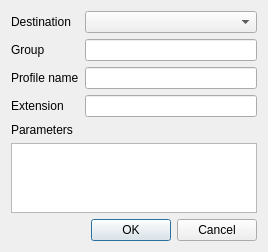
Qt form src/widgets/saveprofile_ui.ui (KDE/kdenlive) before a commit.
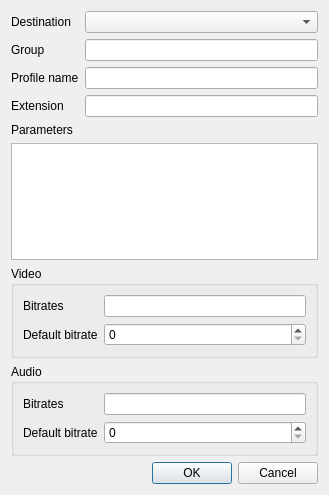
The same form after that commit. Custom widgets are drawn as their Qt base class.

Commit message: Make audio / video bitrate easily configurable in custom render profiles: http://kdenlive.org/mantis/view.php?id=3012

Patch:
```diff
--- a/src/widgets/saveprofile_ui.ui
+++ b/src/widgets/saveprofile_ui.ui
@@ -6,8 +6,8 @@
    <rect>
     <x>0</x>
     <y>0</y>
-    <width>249</width>
-    <height>229</height>
+    <width>329</width>
+    <height>495</height>
    </rect>
   </property>
   <property name="windowTitle">
@@ -21,8 +21,58 @@
      </property>
     </widget>
    </item>
-   <item row="0" column="1" colspan="2">
-    <widget class="KComboBox" name="destination_list"/>
+   <item row="6" column="0" colspan="3">
+    <widget class="QGroupBox" name="vbitrates">
+     <property name="title">
+      <string>Video</string>
+     </property>
+     <layout class="QGridLayout" name="gridLayout_2">
+      <item row="2" column="0">
+       <widget class="QLabel" name="label_7">
+        <property name="text">
+         <string>Default bitrate</string>
+        </property>
+       </widget>
+      </item>
+      <item row="0" column="1">
+       <widget class="KLineEdit" name="vbitrates_list"/>
+      </item>
+      <item row="0" column="0">
+       <widget class="QLabel" name="label_6">
+        <property name="text">
+         <string>Bitrates</string>
+        </property>
+       </widget>
+      </item>
+      <item row="2" column="1">
+       <widget class="QSpinBox" name="default_vbitrate">
+        <property name="maximum">
+         <number>500000</number>
+        </property>
+       </widget>
+      </item>
+     </layout>
+    </widget>
+   </item>
+   <item row="8" column="2">
+    <widget class="QDialogButtonBox" name="buttonBox">
+     <property name="orientation">
+      <enum>Qt::Horizontal</enum>
+     </property>
+     <property name="standardButtons">
+      <set>QDialogButtonBox::Cancel|QDialogButtonBox::Ok</set>
+     </property>
+    </widget>
+   </item>
+   <item row="5" column="0" colspan="3">
+    <widget class="KTextEdit" name="parameters">
+     <property name="readOnly">
+      <bool>false</bool>
+     </property>
+     <property name="acceptRichText">
+      <bool>false</bool>
+     </property>
+    </widget>
    </item>
    <item row="1" column="0">
     <widget class="QLabel" name="label_2">
@@ -31,9 +81,6 @@
      </property>
     </widget>
    </item>
-   <item row="1" column="1" colspan="2">
-    <widget class="KLineEdit" name="group_name"/>
-   </item>
    <item row="2" column="0">
     <widget class="QLabel" name="label_3">
      <property name="text">
@@ -41,6 +88,16 @@
      </property>
     </widget>
    </item>
+   <item row="0" column="1" colspan="2">
+    <widget class="KComboBox" name="destination_list"/>
+   </item>
+   <item row="4" column="0" colspan="3">
+    <widget class="QLabel" name="label">
+     <property name="text">
+      <string>Parameters</string>
+     </property>
+    </widget>
+   </item>
    <item row="2" column="1" colspan="2">
     <widget class="KLineEdit" name="profile_name"/>
    </item>
@@ -58,46 +115,62 @@
      </property>
     </widget>
    </item>
-   <item row="4" column="0" colspan="3">
-    <widget class="QLabel" name="label">
-     <property name="text">
-      <string>Parameters</string>
-     </property>
-    </widget>
+   <item row="1" column="1" colspan="2">
+    <widget class="KLineEdit" name="group_name"/>
    </item>
-   <item row="5" column="0" colspan="3">
-    <widget class="KTextEdit" name="parameters">
-     <property name="readOnly">
-      <bool>false</bool>
+   <item row="7" column="0" colspan="3">
+    <widget class="QGroupBox" name="abitrates">
+     <property name="title">
+      <string>Audio</string>
      </property>
-     <property name="acceptRichText">
-      <bool>false</bool>
-     </property>
-    </widget>
-   </item>
-   <item row="6" column="2">
-    <widget class="QDialogButtonBox" name="buttonBox">
-     <property name="orientation">
-      <enum>Qt::Horizontal</enum>
-     </property>
-     <property name="standardButtons">
-      <set>QDialogButtonBox::Cancel|QDialogButtonBox::Ok</set>
-     </property>
+     <layout class="QGridLayout" name="gridLayout_3">
+      <item row="0" column="0">
+       <widget class="QLabel" name="label_8">
+        <property name="text">
+         <string>Bitrates</string>
+        </property>
+       </widget>
+      </item>
+      <item row="3" column="0">
+       <widget class="QLabel" name="label_9">
+        <property name="text">
+         <string>Default bitrate</string>
+        </property>
+       </widget>
+      </item>
+      <item row="0" column="1">
+       <widget class="KLineEdit" name="abitrates_list"/>
+      </item>
+      <item row="3" column="1">
+       <widget class="QSpinBox" name="default_abitrate">
+        <property name="maximum">
+         <number>500000</number>
+        </property>
+       </widget>
+      </item>
+     </layout>
+     <zorder>label_9</zorder>
+     <zorder>label_8</zorder>
+     <zorder>abitrates_list</zorder>
+     <zorder>label_9</zorder>
+     <zorder>label_8</zorder>
+     <zorder>abitrates_list</zorder>
+     <zorder>default_abitrate</zorder>
     </widget>
    </item>
   </layout>
  </widget>
  <customwidgets>
-  <customwidget>
-   <class>KLineEdit</class>
-   <extends>QLineEdit</extends>
-   <header>klineedit.h</header>
-  </customwidget>
   <customwidget>
    <class>KComboBox</class>
    <extends>QComboBox</extends>
    <header>kcombobox.h</header>
   </customwidget>
+  <customwidget>
+   <class>KLineEdit</class>
+   <extends>QLineEdit</extends>
+   <header>klineedit.h</header>
+  </customwidget>
   <customwidget>
    <class>KTextEdit</class>
    <extends>QTextEdit</extends>
```
The commit also changes 2 other files.
